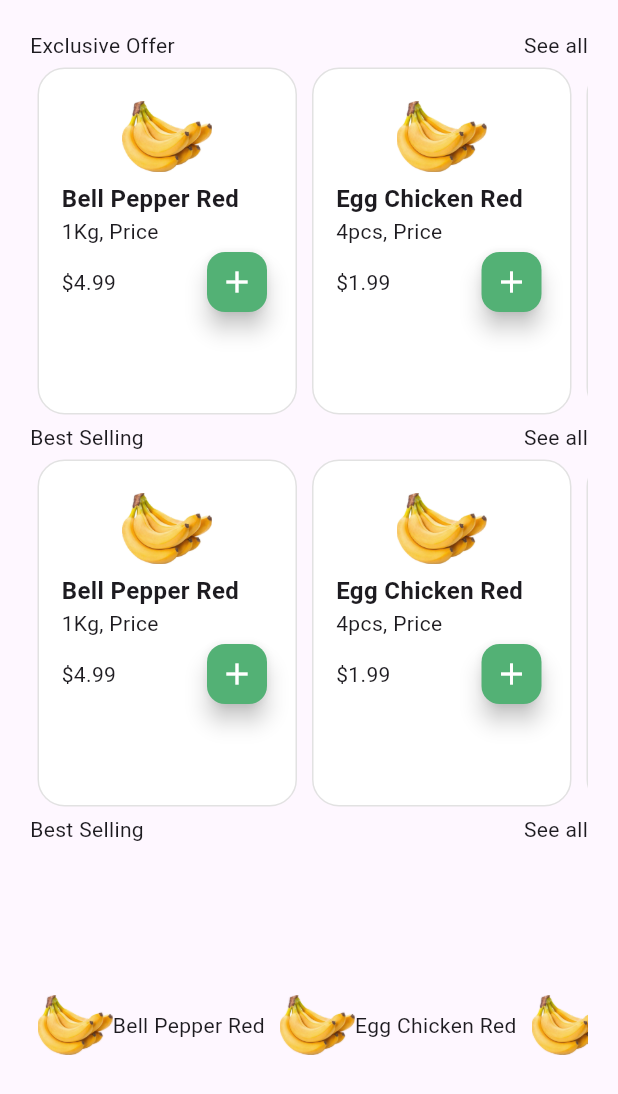
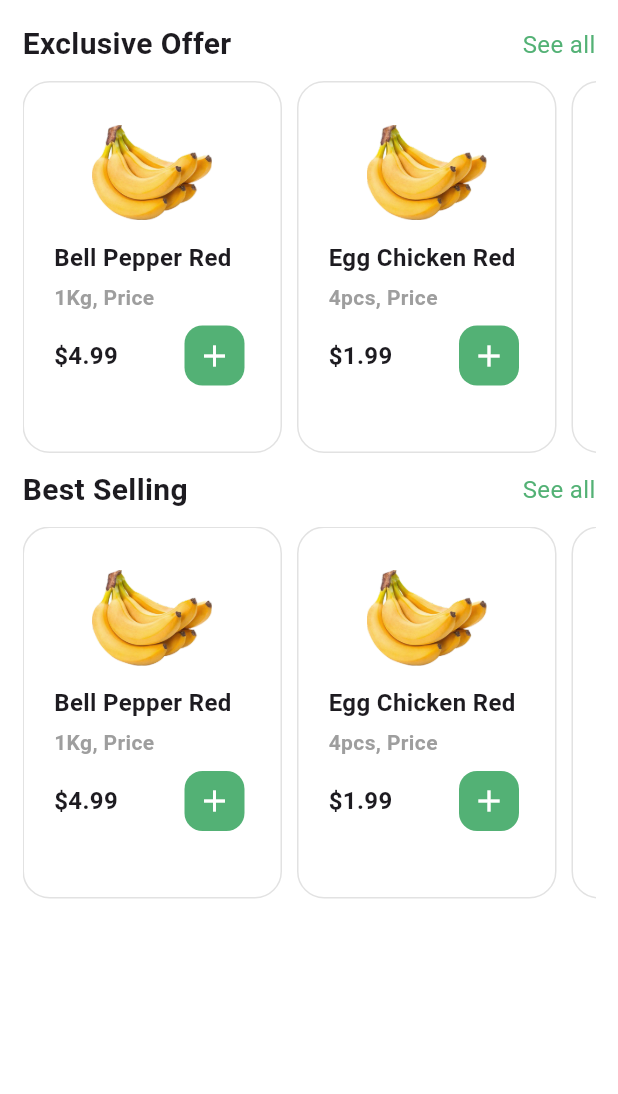
Before and after one commit to AbRehman536/batch_2_flutter, a Flutter app: the screen it shows after launch, on a phone screen of 412 x 824 dp. Shown: the top 1094 px of the screen. Run offline on Flutter 3.47's test engine with Material 3 defaults, Android fonts, the phone set to English and light mode, and no system bars; our stand-ins replace device_preview.

Commit message:
Custom Container Done

```diff
--- a/lib/screens/home_screens/home_scren.dart
+++ b/lib/screens/home_screens/home_scren.dart
@@ -1,3 +1,4 @@
+import 'package:batch_2/constants/app_colors.dart';
 import 'package:batch_2/utils/widgets/custom_container.dart';
 import 'package:flutter/material.dart';
 
@@ -33,99 +34,81 @@ class _HomeScreenState extends State<HomeScreen> {
         title: "Ginger",
         weight: "250gm",
         price: 2.99),
-    CartModel(
-        image: AppAssets.bananaImage,
-        title: "Bell Pepper Red",
-        weight: "12pcs",
-        price: 3.90),
-    CartModel(
-        image: AppAssets.bananaImage,
-        title: "Ginger",
-        weight: "250gm",
-        price: 2.99),
   ];
   @override
   Widget build(BuildContext context) {
     return Scaffold(
+      backgroundColor: AppColors.secondaryColor,
       body: Padding(
-        padding: const EdgeInsets.all(20.0),
+        padding: const EdgeInsets.all(15.0),
         child: Column(
           children: [
             Row(
-              mainAxisAlignment: MainAxisAlignment.spaceBetween,
+              mainAxisAlignment: .spaceBetween,
               children: [
-                Text("Exclusive Offer"),
-                Text("See all")
+                Text("Exclusive Offer", style: TextStyle(
+                  fontSize: 20,
+                  fontWeight: FontWeight.w600
+                ),),
+                Text("See all", style: TextStyle(
+                  fontSize: 16,
+                  fontWeight: FontWeight.w400,
+                  color: AppColors.primaryColor
+                ),),
+
               ],
             ),
-            Flexible(
-              flex: 1,
+            SizedBox(height: 10,),
+            Container(
+              height: 248,
               child: ListView.builder(
                 scrollDirection: Axis.horizontal,
                 itemCount: cartList.length,
                 itemBuilder: (BuildContext context, int index) {
                 return Padding(
-                    padding: const EdgeInsets.all(5.0),
+                  padding: const EdgeInsets.only(right: 10.0),
                   child: CustomContainer(
                       image: cartList[index].image.toString(),
                       title: cartList[index].title.toString(),
-                        description: cartList[index].weight.toString(),
-                        price: cartList[index].price),
+                      desc: cartList[index].weight.toString(),
+                      price: cartList[index].price.toDouble()),
                 );
               },),
             ),
+            SizedBox(height: 10,),
+            Row(
+              mainAxisAlignment: .spaceBetween,
+              children: [
+                Text("Best Selling", style: TextStyle(
+                  fontSize: 20,
+                  fontWeight: FontWeight.w600
+                ),),
+                Text("See all", style: TextStyle(
+                  fontSize: 16,
+                  fontWeight: FontWeight.w400,
+                  color: AppColors.primaryColor
+                ),),
 
-            Row(
-              mainAxisAlignment: MainAxisAlignment.spaceBetween,
-              children: [
-                Text("Best Selling"),
-                Text("See all")
               ],
             ),
-
-            Expanded(
+            SizedBox(height: 10,),
+            Container(
+              height: 248,
               child: ListView.builder(
                 scrollDirection: Axis.horizontal,
                 itemCount: cartList.length,
                 itemBuilder: (BuildContext context, int index) {
                 return Padding(
-                    padding: const EdgeInsets.all(5.0),
+                  padding: const EdgeInsets.only(right: 10.0),
                   child: CustomContainer(
                       image: cartList[index].image.toString(),
                       title: cartList[index].title.toString(),
-                        description: cartList[index].weight.toString(),
-                        price: cartList[index].price),
+                      desc: cartList[index].weight.toString(),
+                      price: cartList[index].price.toDouble()),
                 );
               },),
             ),
-            Row(
-              mainAxisAlignment: MainAxisAlignment.spaceBetween,
-              children: [
-                Text("Best Selling"),
-                Text("See all")
-              ],
-            ),
-
-            Expanded(
-              child: ListView.builder(
-                scrollDirection: Axis.horizontal,
-                itemCount: cartList.length,
-                itemBuilder: (BuildContext context, int index) {
-                  return Padding(
-                    padding: const EdgeInsets.all(5.0),
-                    child:
-                    Container(
-                      child:
-                      Row(
-                        children: [
-                          Image.asset(cartList[index].image.toString(),width: 50,),
-                          Text(cartList[index].title),
-                        ],
-                      ),
-                    )
-                  );
-                },),
-            ),
+            SizedBox(height: 10,),
           ],
         ),
       ),
--- a/lib/utils/widgets/custom_container.dart
+++ b/lib/utils/widgets/custom_container.dart
@@ -4,57 +4,61 @@ import 'package:flutter/material.dart';
 class CustomContainer extends StatelessWidget {
   final String image;
   final String title;
-  final String description;
+  final String desc;
   final double price;
   const CustomContainer({
     super.key,
     required this.image,
     required this.title,
-    required this.description,
+    required this.desc,
     required this.price});
 
   @override
   Widget build(BuildContext context) {
     return Container(
+      height: 248,
       width: 173,
-      height: 248,
       decoration: BoxDecoration(
+        color: AppColors.secondaryColor,
         borderRadius: .circular(18),
-        color: AppColors.secondaryColor,
         border: Border.all(
           color: Color(0xffE2E2E2),
           width: 1
         )
       ),
       child: Padding(
-        padding: const EdgeInsets.all(15.0),
+        padding: const EdgeInsets.all(20.0),
         child: Column(
           crossAxisAlignment: .start,
           children: [
             Align(
-                alignment: Alignment.center,
-                child: Image.asset(image,width: 60,height: 60,)),
+                alignment: .center,
+                child: Image.asset(image,width: 80,height: 80,)),
+            SizedBox(height: 5,),
             Text(title, style: TextStyle(
-              fontSize: 16,
-              fontWeight: FontWeight.w600,
+              fontWeight: FontWeight.w700,
+              fontSize: 16
             ),),
-            Text("$description, Price", style: TextStyle(
+            SizedBox(height: 5,),
+            Text("$desc, Price", style: TextStyle(
+              fontWeight: FontWeight.w700,
               fontSize: 14,
-              fontWeight: FontWeight.w400,
+              color: Colors.grey
             ),),
+            SizedBox(height: 5,),
             Row(
-             mainAxisAlignment: .spaceBetween,
+              mainAxisAlignment: .spaceBetween,
               children: [
-
                 Text("\$$price", style: TextStyle(
-                  fontSize: 14,
-                  fontWeight: FontWeight.w400,
+                    fontWeight: FontWeight.w700,
+                    fontSize: 16
                 ),),
                 FloatingActionButton.small(
+                  elevation: 0,
                   backgroundColor: AppColors.primaryColor,
-                  foregroundColor: AppColors.secondaryColor,
+                  foregroundColor: Colors.white,
                   onPressed: (){},
-                child: Icon(Icons.add),)
+                  child: Icon(Icons.add),)
               ],
             )
           ],
```
Lines whose indentation alone changed are shown as unchanged.
